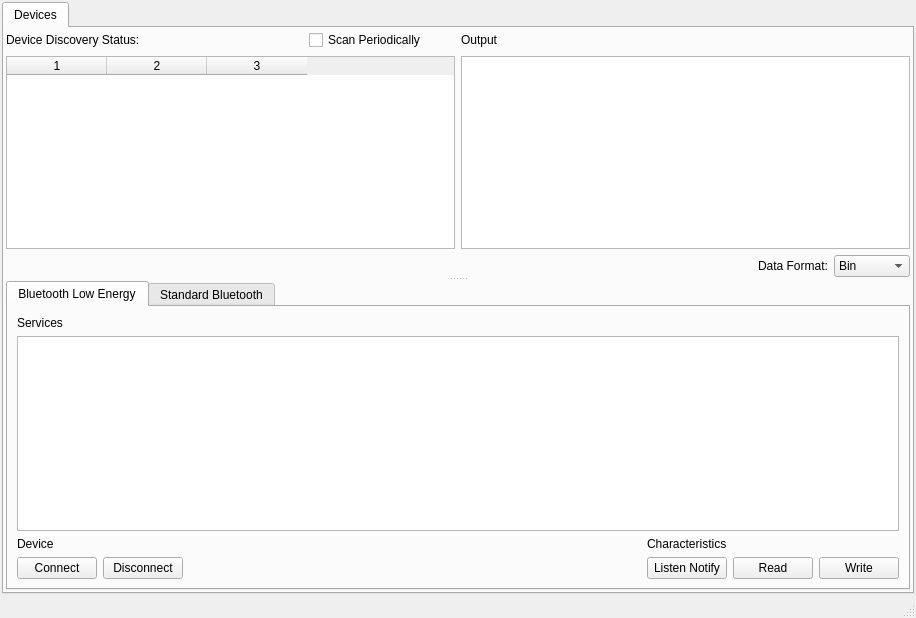
Above: mainwindow.ui from vladimir-vakhter/ble-basestation-app before the change. Below: the same form after it.
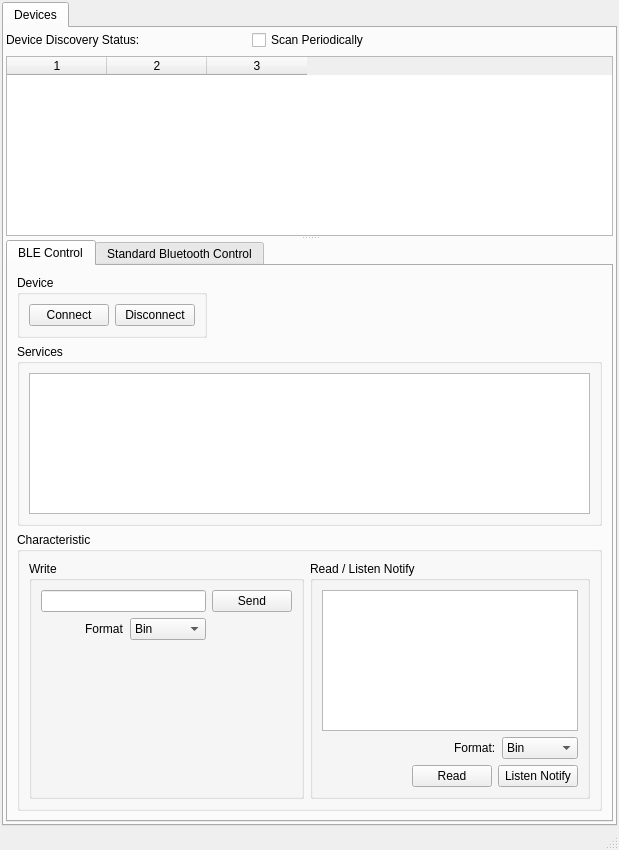
That is the form after the change.

Diff of the .ui file:
```diff
--- a/mainwindow.ui
+++ b/mainwindow.ui
@@ -6,10 +6,22 @@
    <rect>
     <x>0</x>
     <y>0</y>
-    <width>916</width>
-    <height>618</height>
+    <width>619</width>
+    <height>850</height>
    </rect>
   </property>
+  <property name="sizePolicy">
+   <sizepolicy hsizetype="Expanding" vsizetype="Expanding">
+    <horstretch>0</horstretch>
+    <verstretch>0</verstretch>
+   </sizepolicy>
+  </property>
+  <property name="minimumSize">
+   <size>
+    <width>0</width>
+    <height>850</height>
+   </size>
+  </property>
   <property name="windowTitle">
    <string>MainWindow</string>
   </property>
@@ -49,23 +61,35 @@
         <property name="bottomMargin">
          <number>2</number>
         </property>
-        <item row="0" column="1">
+        <item row="0" column="0">
          <widget class="QSplitter" name="splitter">
+          <property name="sizePolicy">
+           <sizepolicy hsizetype="Preferred" vsizetype="Minimum">
+            <horstretch>0</horstretch>
+            <verstretch>0</verstretch>
+           </sizepolicy>
+          </property>
           <property name="orientation">
            <enum>Qt::Vertical</enum>
           </property>
           <widget class="QWidget" name="layoutWidget">
-           <layout class="QGridLayout" name="gridLayout_5">
-            <item row="0" column="1">
-             <widget class="QLabel" name="outputLabel">
-              <property name="text">
-               <string>Output</string>
-              </property>
-             </widget>
-            </item>
-            <item row="3" column="1">
-             <layout class="QHBoxLayout" name="horizontalLayout_5">
-              <item>
+           <layout class="QVBoxLayout" name="verticalLayout_4">
+            <item>
+             <layout class="QGridLayout" name="gridLayout_3">
+              <item row="0" column="1">
+               <widget class="QLabel" name="scanningIndicatorLabel">
+                <property name="minimumSize">
+                 <size>
+                  <width>100</width>
+                  <height>0</height>
+                 </size>
+                </property>
+                <property name="text">
+                 <string/>
+                </property>
+               </widget>
+              </item>
+              <item row="0" column="3">
                <spacer name="horizontalSpacer_3">
                 <property name="orientation">
                  <enum>Qt::Horizontal</enum>
@@ -78,50 +102,6 @@
                 </property>
                </spacer>
               </item>
-              <item>
-               <widget class="QLabel" name="label_2">
-                <property name="text">
-                 <string>Data Format:</string>
-                </property>
-               </widget>
-              </item>
-              <item>
-               <widget class="QComboBox" name="bleCharacteristicReadTypeComboBox">
-                <item>
-                 <property name="text">
-                  <string>Bin</string>
-                 </property>
-                </item>
-                <item>
-                 <property name="text">
-                  <string>Hex</string>
-                 </property>
-                </item>
-                <item>
-                 <property name="text">
-                  <string>Unicode</string>
-                 </property>
-                </item>
-               </widget>
-              </item>
-             </layout>
-            </item>
-            <item row="0" column="0">
-             <layout class="QGridLayout" name="gridLayout_3">
-              <item row="0" column="0">
-               <widget class="QLabel" name="label_4">
-                <property name="text">
-                 <string>Device Discovery Status:</string>
-                </property>
-               </widget>
-              </item>
-              <item row="0" column="1">
-               <widget class="QLabel" name="scanningIndicatorLabel">
-                <property name="text">
-                 <string/>
-                </property>
-               </widget>
-              </item>
               <item row="0" column="2">
                <widget class="QCheckBox" name="scanPeriodicallyCheckBox">
                 <property name="text">
@@ -129,22 +109,16 @@
                 </property>
                </widget>
               </item>
+              <item row="0" column="0">
+               <widget class="QLabel" name="discoveryStatusLabel">
+                <property name="text">
+                 <string>Device Discovery Status:</string>
+                </property>
+               </widget>
+              </item>
              </layout>
             </item>
-            <item row="1" column="1">
-             <widget class="QPlainTextEdit" name="outputPlainTextEdit">
-              <property name="sizePolicy">
-               <sizepolicy hsizetype="Expanding" vsizetype="Minimum">
-                <horstretch>0</horstretch>
-                <verstretch>0</verstretch>
-               </sizepolicy>
-              </property>
-              <property name="readOnly">
-               <bool>true</bool>
-              </property>
-             </widget>
-            </item>
-            <item row="1" column="0">
+            <item>
              <widget class="QTableWidget" name="devicesTableWidget">
               <property name="sizePolicy">
                <sizepolicy hsizetype="Expanding" vsizetype="Expanding">
@@ -152,6 +126,12 @@
                 <verstretch>0</verstretch>
                </sizepolicy>
               </property>
+              <property name="minimumSize">
+               <size>
+                <width>0</width>
+                <height>180</height>
+               </size>
+              </property>
               <property name="columnCount">
                <number>3</number>
               </property>
@@ -166,101 +146,295 @@
            <property name="currentIndex">
             <number>0</number>
            </property>
-           <widget class="QWidget" name="tab_2">
+           <widget class="QWidget" name="ble_tab">
             <attribute name="title">
-             <string>Bluetooth Low Energy</string>
+             <string>BLE Control</string>
             </attribute>
             <layout class="QGridLayout" name="gridLayout_15">
-             <item row="0" column="0">
-              <widget class="QLabel" name="label">
-               <property name="text">
-                <string>Services</string>
-               </property>
-              </widget>
-             </item>
-             <item row="1" column="0" colspan="2">
-              <widget class="QTreeWidget" name="bleServicesTreeWidget">
-               <attribute name="headerVisible">
-                <bool>false</bool>
-               </attribute>
-               <column>
-                <property name="text">
-                 <string notr="true">1</string>
-                </property>
-               </column>
-              </widget>
-             </item>
-             <item row="2" column="0" colspan="2">
-              <layout class="QGridLayout" name="gridLayout_14">
-               <item row="1" column="6">
-                <widget class="QPushButton" name="bleCharacteristicWritePushButton">
-                 <property name="text">
-                  <string>Write</string>
-                 </property>
-                </widget>
+             <item row="2" column="2">
+              <layout class="QVBoxLayout" name="verticalLayout_5">
+               <item>
+                <layout class="QHBoxLayout" name="horizontalLayout_8">
+                 <item>
+                  <widget class="QGroupBox" name="device_groupBox">
+                   <property name="title">
+                    <string>Device</string>
+                   </property>
+                   <layout class="QHBoxLayout" name="horizontalLayout_4">
+                    <item>
+                     <widget class="QPushButton" name="bleConnectPushButton">
+                      <property name="text">
+                       <string>Connect</string>
+                      </property>
+                     </widget>
+                    </item>
+                    <item>
+                     <widget class="QPushButton" name="bleDisconnectPushButton">
+                      <property name="text">
+                       <string>Disconnect</string>
+                      </property>
+                     </widget>
+                    </item>
+                   </layout>
+                  </widget>
+                 </item>
+                 <item>
+                  <spacer name="horizontalSpacer_6">
+                   <property name="orientation">
+                    <enum>Qt::Horizontal</enum>
+                   </property>
+                   <property name="sizeHint" stdset="0">
+                    <size>
+                     <width>40</width>
+                     <height>20</height>
+                    </size>
+                   </property>
+                  </spacer>
+                 </item>
+                </layout>
                </item>
-               <item row="1" column="0">
-                <widget class="QPushButton" name="bleConnectPushButton">
-                 <property name="text">
-                  <string>Connect</string>
+               <item>
+                <widget class="QGroupBox" name="groupBox_2">
+                 <property name="title">
+                  <string>Services</string>
                  </property>
+                 <layout class="QVBoxLayout" name="verticalLayout_2">
+                  <item>
+                   <widget class="QTreeWidget" name="bleServicesTreeWidget">
+                    <property name="minimumSize">
+                     <size>
+                      <width>0</width>
+                      <height>100</height>
+                     </size>
+                    </property>
+                    <attribute name="headerVisible">
+                     <bool>false</bool>
+                    </attribute>
+                    <column>
+                     <property name="text">
+                      <string notr="true">1</string>
+                     </property>
+                    </column>
+                   </widget>
+                  </item>
+                 </layout>
                 </widget>
                </item>
-               <item row="1" column="1">
-                <widget class="QPushButton" name="bleDisconnectPushButton">
-                 <property name="text">
-                  <string>Disconnect</string>
+               <item>
+                <widget class="QGroupBox" name="groupBox">
+                 <property name="title">
+                  <string>Characteristic</string>
                  </property>
-                </widget>
-               </item>
-               <item row="1" column="3">
-                <spacer name="horizontalSpacer">
-                 <property name="orientation">
-                  <enum>Qt::Horizontal</enum>
-                 </property>
-                 <property name="sizeHint" stdset="0">
-                  <size>
-                   <width>68</width>
-                   <height>20</height>
-                  </size>
-                 </property>
-                </spacer>
-               </item>
-               <item row="1" column="5">
-                <widget class="QPushButton" name="bleCharacteristicReadPushButton">
-                 <property name="text">
-                  <string>Read</string>
-                 </property>
-                </widget>
-               </item>
-               <item row="0" column="0">
-                <widget class="QLabel" name="label_5">
-                 <property name="text">
-                  <string>Device</string>
-                 </property>
-                </widget>
-               </item>
-               <item row="1" column="4">
-                <widget class="QPushButton" name="listenNotifyPushButton">
-                 <property name="text">
-                  <string>Listen Notify</string>
-                 </property>
-                </widget>
-               </item>
-               <item row="0" column="4">
-                <widget class="QLabel" name="label_6">
-                 <property name="text">
-                  <string>Characteristics</string>
-                 </property>
+                 <layout class="QHBoxLayout" name="horizontalLayout_11">
+                  <item>
+                   <widget class="QGroupBox" name="write_groupBox">
+                    <property name="sizePolicy">
+                     <sizepolicy hsizetype="Minimum" vsizetype="Minimum">
+                      <horstretch>0</horstretch>
+                      <verstretch>0</verstretch>
+                     </sizepolicy>
+                    </property>
+                    <property name="minimumSize">
+                     <size>
+                      <width>0</width>
+                      <height>0</height>
+                     </size>
+                    </property>
+                    <property name="title">
+                     <string>Write</string>
+                    </property>
+                    <layout class="QVBoxLayout" name="verticalLayout_7">
+                     <item>
+                      <layout class="QGridLayout" name="gridLayout_13">
+                       <item row="0" column="0">
+                        <widget class="QLineEdit" name="lineEdit"/>
+                       </item>
+                       <item row="0" column="1">
+                        <widget class="QPushButton" name="bleCharacteristicWritePushButton">
+                         <property name="text">
+                          <string>Send</string>
+                         </property>
+                        </widget>
+                       </item>
+                       <item row="1" column="0">
+                        <layout class="QHBoxLayout" name="horizontalLayout_2">
+                         <item>
+                          <spacer name="horizontalSpacer">
+                           <property name="orientation">
+                            <enum>Qt::Horizontal</enum>
+                           </property>
+                           <property name="sizeHint" stdset="0">
+                            <size>
+                             <width>40</width>
+                             <height>20</height>
+                            </size>
+                           </property>
+                          </spacer>
+                         </item>
+                         <item>
+                          <widget class="QLabel" name="label_8">
+                           <property name="sizePolicy">
+                            <sizepolicy hsizetype="Minimum" vsizetype="Minimum">
+                             <horstretch>0</horstretch>
+                             <verstretch>0</verstretch>
+                            </sizepolicy>
+                           </property>
+                           <property name="text">
+                            <string>Format</string>
+                           </property>
+                          </widget>
+                         </item>
+                         <item>
+                          <widget class="QComboBox" name="comboBox_2">
+                           <item>
+                            <property name="text">
+                             <string>Bin</string>
+                            </property>
+                           </item>
+                           <item>
+                            <property name="text">
+                             <string>Hex</string>
+                            </property>
+                           </item>
+                           <item>
+                            <property name="text">
+                             <string>Unicode</string>
+                            </property>
+                           </item>
+                          </widget>
+                         </item>
+                        </layout>
+                       </item>
+                      </layout>
+                     </item>
+                     <item>
+                      <spacer name="verticalSpacer_2">
+                       <property name="orientation">
+                        <enum>Qt::Vertical</enum>
+                       </property>
+                       <property name="sizeHint" stdset="0">
+                        <size>
+                         <width>20</width>
+                         <height>40</height>
+                        </size>
+                       </property>
+                      </spacer>
+                     </item>
+                    </layout>
+                   </widget>
+                  </item>
+                  <item>
+                   <widget class="QGroupBox" name="read_groupBox">
+                    <property name="title">
+                     <string>Read / Listen Notify</string>
+                    </property>
+                    <layout class="QVBoxLayout" name="verticalLayout_3">
+                     <item>
+                      <widget class="QPlainTextEdit" name="outputPlainTextEdit">
+                       <property name="sizePolicy">
+                        <sizepolicy hsizetype="Expanding" vsizetype="Minimum">
+                         <horstretch>0</horstretch>
+                         <verstretch>0</verstretch>
+                        </sizepolicy>
+                       </property>
+                       <property name="minimumSize">
+                        <size>
+                         <width>0</width>
+                         <height>70</height>
+                        </size>
+                       </property>
+                       <property name="readOnly">
+                        <bool>true</bool>
+                       </property>
+                      </widget>
+                     </item>
+                     <item>
+                      <layout class="QHBoxLayout" name="horizontalLayout">
+                       <item>
+                        <spacer name="horizontalSpacer_4">
+                         <property name="orientation">
+                          <enum>Qt::Horizontal</enum>
+                         </property>
+                         <property name="sizeHint" stdset="0">
+                          <size>
+                           <width>40</width>
+                           <height>20</height>
+                          </size>
+                         </property>
+                        </spacer>
+                       </item>
+                       <item>
+                        <widget class="QLabel" name="label_2">
+                         <property name="text">
+                          <string>Format:</string>
+                         </property>
+                        </widget>
+                       </item>
+                       <item>
+                        <widget class="QComboBox" name="bleCharacteristicReadTypeComboBox">
+                         <item>
+                          <property name="text">
+                           <string>Bin</string>
+                          </property>
+                         </item>
+                         <item>
+                          <property name="text">
+                           <string>Hex</string>
+                          </property>
+                         </item>
+                         <item>
+                          <property name="text">
+                           <string>Unicode</string>
+                          </property>
+                         </item>
+                        </widget>
+                       </item>
+                      </layout>
+                     </item>
+                     <item>
+                      <layout class="QHBoxLayout" name="horizontalLayout_3">
+                       <item>
+                        <spacer name="horizontalSpacer_5">
+                         <property name="orientation">
+                          <enum>Qt::Horizontal</enum>
+                         </property>
+                         <property name="sizeHint" stdset="0">
+                          <size>
+                           <width>40</width>
+                           <height>20</height>
+                          </size>
+                         </property>
+                        </spacer>
+                       </item>
+                       <item>
+                        <widget class="QPushButton" name="bleCharacteristicReadPushButton">
+                         <property name="text">
+                          <string>Read</string>
+                         </property>
+                        </widget>
+                       </item>
+                       <item>
+                        <widget class="QPushButton" name="listenNotifyPushButton">
+                         <property name="text">
+                          <string>Listen Notify</string>
+                         </property>
+                        </widget>
+                       </item>
+                      </layout>
+                     </item>
+                    </layout>
+                   </widget>
+                  </item>
+                 </layout>
                 </widget>
                </item>
               </layout>
              </item>
             </layout>
            </widget>
-           <widget class="QWidget" name="tab">
+           <widget class="QWidget" name="standard_bluetooth_tab">
             <attribute name="title">
-             <string>Standard Bluetooth</string>
+             <string>Standard Bluetooth Control</string>
             </attribute>
             <layout class="QGridLayout" name="gridLayout_2">
              <property name="leftMargin">
@@ -332,7 +506,7 @@
     <rect>
      <x>0</x>
      <y>0</y>
-     <width>916</width>
+     <width>619</width>
      <height>22</height>
     </rect>
    </property>
```
